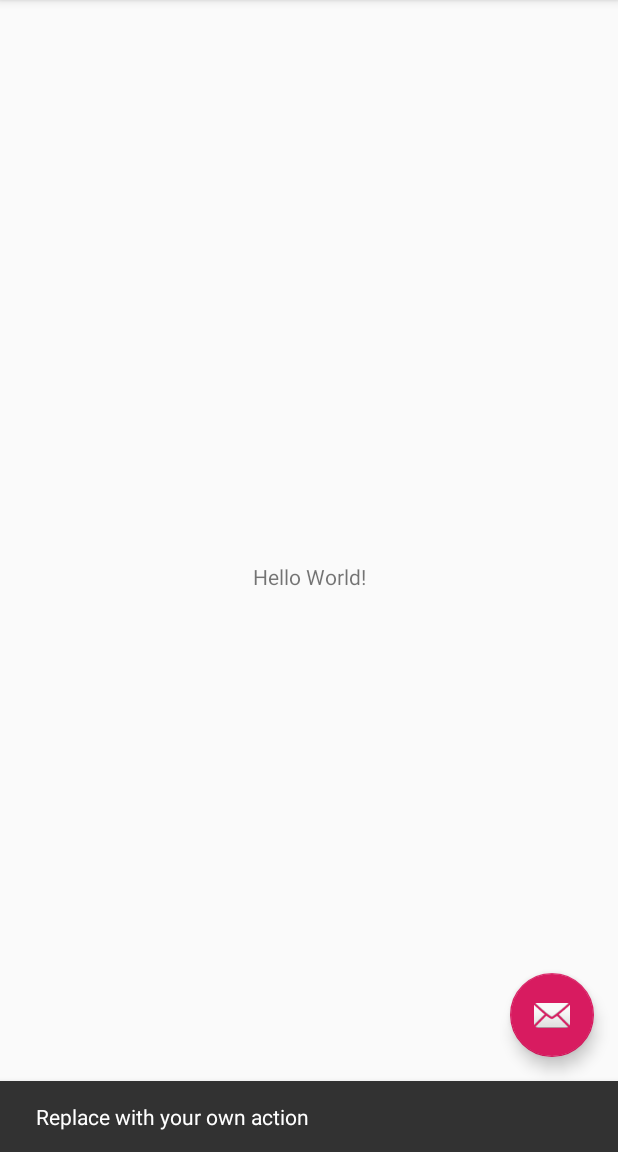
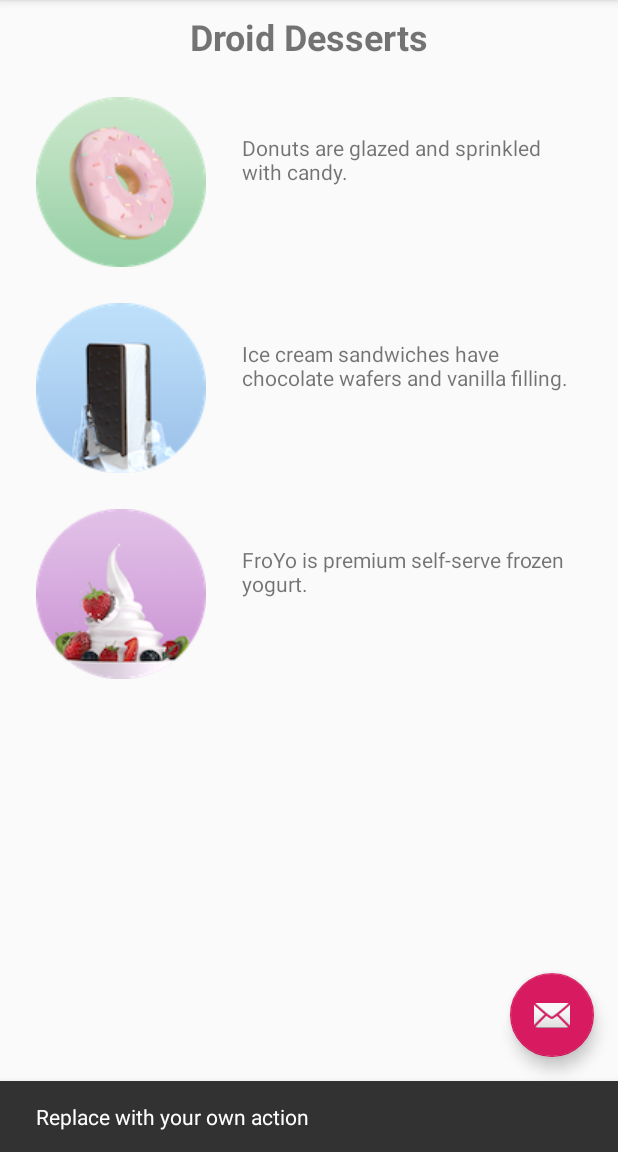
Before and after one commit to thom1376/Lab4, an Android app: the screen it shows after launch (MainActivity), after a tap on an icon or button, on a phone screen of 412 x 824 dp, the part 84-1236 px from its top. Run offline under Robolectric (Android 15) with nearby library versions, the phone set to English and light mode, and no system bars.

Commit message:
Update Droid Cafe main layout

```diff
--- a/DroidCafe/app/src/main/res/layout/content_main.xml
+++ b/DroidCafe/app/src/main/res/layout/content_main.xml
@@ -5,16 +5,91 @@
     android:layout_width="match_parent"
     android:layout_height="match_parent"
     app:layout_behavior="@string/appbar_scrolling_view_behavior"
-    tools:context=".MainActivity"
+    tools:context="com.example.android.droidcafe.MainActivity"
     tools:showIn="@layout/activity_main">
 
     <TextView
+        android:id="@+id/textintro"
         android:layout_width="wrap_content"
         android:layout_height="wrap_content"
-        android:text="Hello World!"
-        app:layout_constraintBottom_toBottomOf="parent"
+        android:layout_marginTop="@dimen/margin_regular"
+        android:text="@string/intro_text"
+        android:textSize="@dimen/text_heading"
+        android:textStyle="bold"
         app:layout_constraintLeft_toLeftOf="parent"
         app:layout_constraintRight_toRightOf="parent"
         app:layout_constraintTop_toTopOf="parent" />
 
+    <ImageView
+        android:id="@+id/donut"
+        android:layout_width="wrap_content"
+        android:layout_height="wrap_content"
+        android:layout_marginStart="@dimen/margin_wide"
+        android:layout_marginLeft="@dimen/margin_wide"
+        android:layout_marginTop="@dimen/margin_wide"
+        android:contentDescription="@string/donuts"
+        app:layout_constraintStart_toStartOf="parent"
+        app:layout_constraintTop_toBottomOf="@+id/textintro"
+        app:srcCompat="@drawable/donut_circle" />
+
+    <ImageView
+        android:id="@+id/ice_cream"
+        android:layout_width="wrap_content"
+        android:layout_height="wrap_content"
+        android:layout_marginStart="@dimen/margin_wide"
+        android:layout_marginLeft="@dimen/margin_wide"
+        android:layout_marginTop="@dimen/margin_wide"
+        android:contentDescription="@string/ice_cream_sandwiches"
+        app:layout_constraintStart_toStartOf="parent"
+        app:layout_constraintTop_toBottomOf="@+id/donut"
+        app:srcCompat="@drawable/icecream_circle" />
+
+    <ImageView
+        android:id="@+id/froyo"
+        android:layout_width="wrap_content"
+        android:layout_height="wrap_content"
+        android:layout_marginStart="@dimen/margin_wide"
+        android:layout_marginLeft="@dimen/margin_wide"
+        android:layout_marginTop="@dimen/margin_wide"
+        android:contentDescription="@string/froyo"
+        app:layout_constraintStart_toStartOf="parent"
+        app:layout_constraintTop_toBottomOf="@+id/ice_cream"
+        app:srcCompat="@drawable/froyo_circle" />
+
+    <TextView
+        android:id="@+id/donut_description"
+        android:layout_width="0dp"
+        android:layout_height="wrap_content"
+        android:layout_marginStart="@dimen/margin_wide"
+        android:layout_marginTop="@dimen/margin_wide"
+        android:layout_marginEnd="@dimen/margin_wide"
+        android:text="@string/donuts"
+        app:layout_constraintEnd_toEndOf="parent"
+        app:layout_constraintStart_toEndOf="@+id/donut"
+        app:layout_constraintTop_toTopOf="@+id/donut" />
+
+    <TextView
+        android:id="@+id/ice_cream_description"
+        android:layout_width="0dp"
+        android:layout_height="wrap_content"
+        android:layout_marginStart="@dimen/margin_wide"
+        android:layout_marginTop="@dimen/margin_wide"
+        android:layout_marginEnd="@dimen/margin_wide"
+        android:text="@string/ice_cream_sandwiches"
+        app:layout_constraintEnd_toEndOf="parent"
+        app:layout_constraintStart_toEndOf="@+id/ice_cream"
+        app:layout_constraintTop_toTopOf="@+id/ice_cream" />
+
+    <TextView
+        android:id="@+id/froyo_description"
+        android:layout_width="0dp"
+        android:layout_height="wrap_content"
+        android:layout_marginStart="@dimen/margin_wide"
+        android:layout_marginTop="@dimen/margin_wide"
+        android:layout_marginEnd="@dimen/margin_wide"
+        android:text="@string/froyo"
+        app:layout_constraintEnd_toEndOf="parent"
+        app:layout_constraintStart_toEndOf="@+id/froyo"
+        app:layout_constraintTop_toTopOf="@+id/froyo" />
+
 </android.support.constraint.ConstraintLayout>
--- a/DroidCafe/app/src/main/res/values/dimens.xml
+++ b/DroidCafe/app/src/main/res/values/dimens.xml
@@ -1,3 +1,6 @@
 <resources>
     <dimen name="fab_margin">16dp</dimen>
+    <dimen name="margin_regular">8dp</dimen>
+    <dimen name="text_heading">24sp</dimen>
+    <dimen name="margin_wide">24dp</dimen>
 </resources>
--- a/DroidCafe/app/src/main/res/values/strings.xml
+++ b/DroidCafe/app/src/main/res/values/strings.xml
@@ -1,4 +1,8 @@
 <resources>
     <string name="app_name">Droid Cafe</string>
     <string name="action_settings">Settings</string>
+    <string name="intro_text">Droid Desserts</string>
+    <string name="donuts">Donuts are glazed and sprinkled with candy.</string>
+    <string name="ice_cream_sandwiches">Ice cream sandwiches have chocolate wafers and vanilla filling.</string>
+    <string name="froyo">FroYo is premium self-serve frozen yogurt.</string>
 </resources>
```
Also changed, not shown: DroidCafe/app/src/main/res/drawable/donut_circle.png (added), DroidCafe/app/src/main/res/drawable/froyo_circle.png (added), DroidCafe/app/src/main/res/drawable/icecream_circle.png (added).
